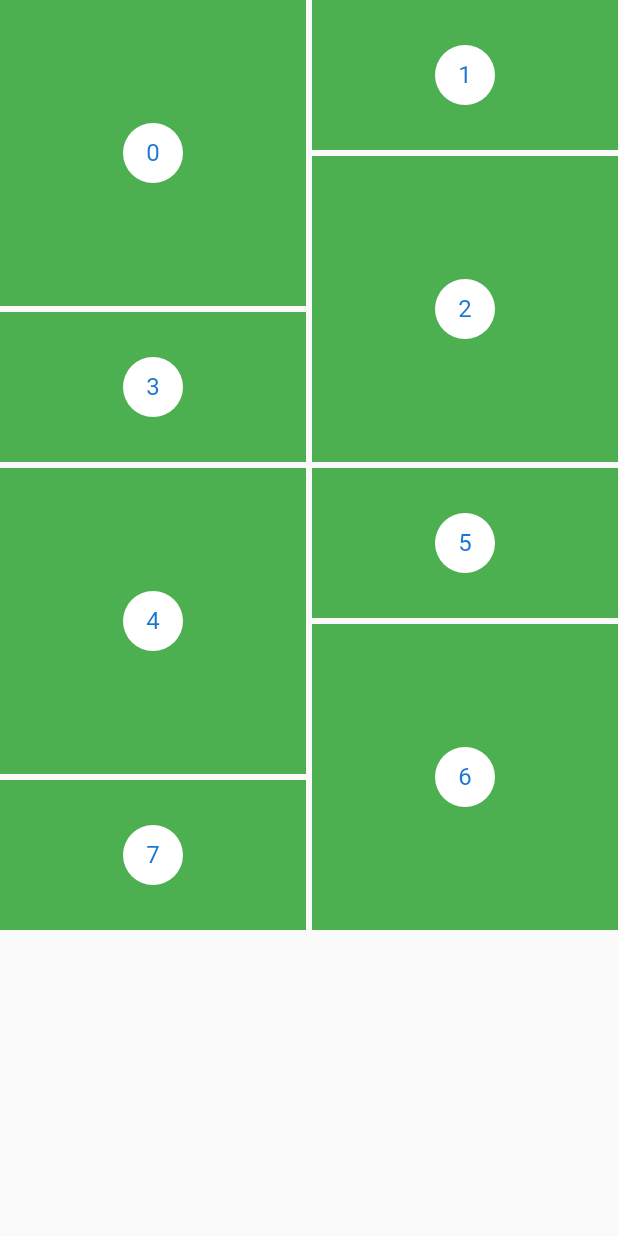
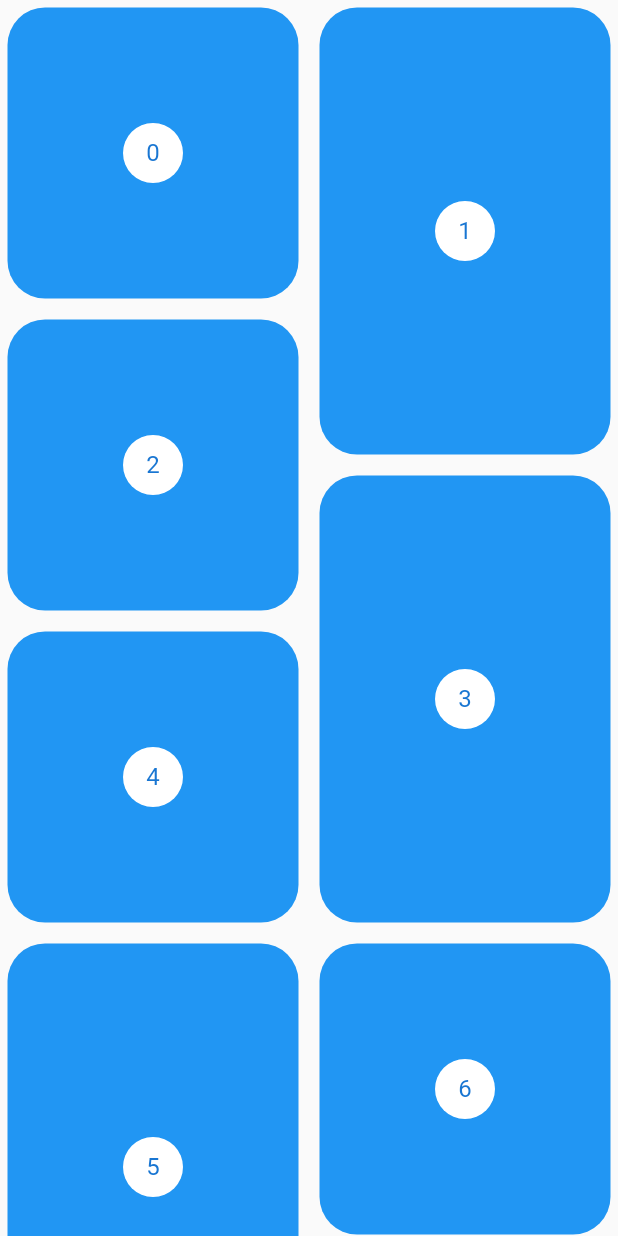
Before and after one commit to kervisvasquez1993/dise-o-flutter, a Flutter app: the screen it shows after launch, on a phone screen of 412 x 824 dp. Run offline on Flutter 3.47's test engine with Material 2 defaults, Android fonts, the phone set to English and light mode, and no system bars.

Commit message:
agregamos stylos a los items en nuestro layouts

```diff
--- a/lib/src/pages/pinterest_page.dart
+++ b/lib/src/pages/pinterest_page.dart
@@ -13,23 +13,37 @@ class PinterestPage extends StatelessWidget {
 }
 
 class _PinteresGrip extends StatelessWidget {
+  final List<int> items = List.generate(200, (index) => index);
   @override
   Widget build(BuildContext context) {
     return new StaggeredGridView.countBuilder(
       crossAxisCount: 4,
-      itemCount: 8,
-      itemBuilder: (BuildContext context, int index) => new Container(
-          color: Colors.green,
-          child: new Center(
-            child: new CircleAvatar(
-              backgroundColor: Colors.white,
-              child: new Text('$index'),
-            ),
-          )),
+      itemCount: items.length,
+      itemBuilder: (BuildContext context, int index) => _PinterestItem(index),
       staggeredTileBuilder: (int index) =>
-          new StaggeredTile.count(2, index.isEven ? 2 : 1),
+          new StaggeredTile.count(2, index.isEven ? 2 : 3),
       mainAxisSpacing: 4.0,
       crossAxisSpacing: 4.0,
     );
   }
 }
+
+class _PinterestItem extends StatelessWidget {
+  final int index;
+  _PinterestItem(this.index);
+  @override
+  Widget build(BuildContext context) {
+    return new Container(
+        margin: EdgeInsets.all(5),
+        decoration: BoxDecoration(
+          color: Colors.blue,
+          borderRadius: BorderRadius.all(Radius.circular(25)),
+        ),
+        child: new Center(
+          child: new CircleAvatar(
+            backgroundColor: Colors.white,
+            child: new Text('$index'),
+          ),
+        ));
+  }
+}
```
